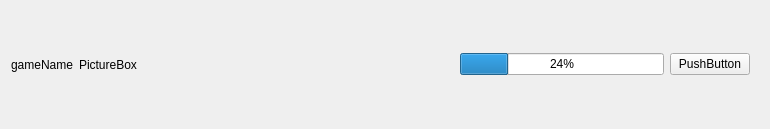
jiangzc/FlashBox, file gameitem.ui: the form before one commit.
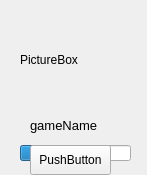
The form after the commit.

What changed in the file:
```diff
--- a/gameitem.ui
+++ b/gameitem.ui
@@ -6,46 +6,63 @@
    <rect>
     <x>0</x>
     <y>0</y>
-    <width>770</width>
-    <height>129</height>
+    <width>147</width>
+    <height>175</height>
    </rect>
   </property>
+  <property name="minimumSize">
+   <size>
+    <width>0</width>
+    <height>175</height>
+   </size>
+  </property>
   <property name="windowTitle">
    <string>Form</string>
   </property>
-  <layout class="QHBoxLayout" name="horizontalLayout_2">
-   <item>
-    <widget class="QLabel" name="gameName">
-     <property name="text">
-      <string>gameName</string>
-     </property>
-    </widget>
-   </item>
-   <item>
+  <widget class="QWidget" name="widget" native="true">
+   <property name="geometry">
+    <rect>
+     <x>10</x>
+     <y>10</y>
+     <width>140</width>
+     <height>110</height>
+    </rect>
+   </property>
+   <property name="minimumSize">
+    <size>
+     <width>140</width>
+     <height>110</height>
+    </size>
+   </property>
     <widget class="QLabel" name="pictureBox">
+    <property name="geometry">
+     <rect>
+      <x>10</x>
+      <y>0</y>
+      <width>100</width>
+      <height>100</height>
+     </rect>
+    </property>
      <property name="text">
       <string>PictureBox</string>
      </property>
     </widget>
-   </item>
-   <item>
-    <spacer name="horizontalSpacer">
-     <property name="orientation">
-      <enum>Qt::Horizontal</enum>
-     </property>
-     <property name="sizeHint" stdset="0">
-      <size>
-       <width>40</width>
-       <height>20</height>
-      </size>
-     </property>
-    </spacer>
-   </item>
-   <item>
-    <widget class="QWidget" name="" native="true">
-     <layout class="QHBoxLayout" name="horizontalLayout">
-      <item>
+  </widget>
        <widget class="QProgressBar" name="progressBar">
+   <property name="geometry">
+    <rect>
+     <x>20</x>
+     <y>145</y>
+     <width>111</width>
+     <height>16</height>
+    </rect>
+   </property>
+   <property name="minimumSize">
+    <size>
+     <width>10</width>
+     <height>0</height>
+    </size>
+   </property>
         <property name="value">
          <number>24</number>
         </property>
@@ -53,18 +70,48 @@
          <bool>true</bool>
         </property>
        </widget>
-      </item>
-      <item>
        <widget class="QPushButton" name="pushButton">
+   <property name="geometry">
+    <rect>
+     <x>30</x>
+     <y>145</y>
+     <width>81</width>
+     <height>30</height>
+    </rect>
+   </property>
         <property name="text">
          <string>PushButton</string>
         </property>
        </widget>
-      </item>
-     </layout>
-    </widget>
-   </item>
-  </layout>
+  <widget class="QLabel" name="gameName">
+   <property name="geometry">
+    <rect>
+     <x>30</x>
+     <y>110</y>
+     <width>100</width>
+     <height>30</height>
+    </rect>
+   </property>
+   <property name="font">
+    <font>
+     <pointsize>10</pointsize>
+    </font>
+   </property>
+   <property name="text">
+    <string>gameName</string>
+   </property>
+  </widget>
+  <widget class="QWidget" name="" native="true">
+   <property name="geometry">
+    <rect>
+     <x>462</x>
+     <y>11</y>
+     <width>195</width>
+     <height>34</height>
+    </rect>
+   </property>
+   <layout class="QHBoxLayout" name="horizontalLayout"/>
+  </widget>
  </widget>
  <resources/>
  <connections/>
```
Lines whose indentation alone changed are shown as unchanged.
